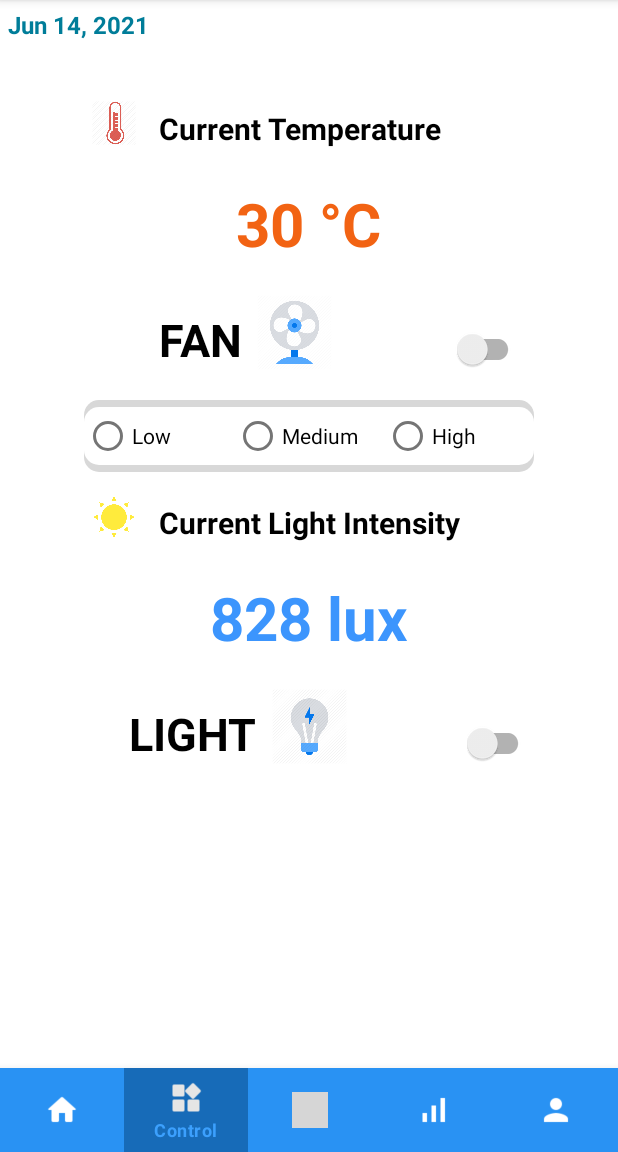
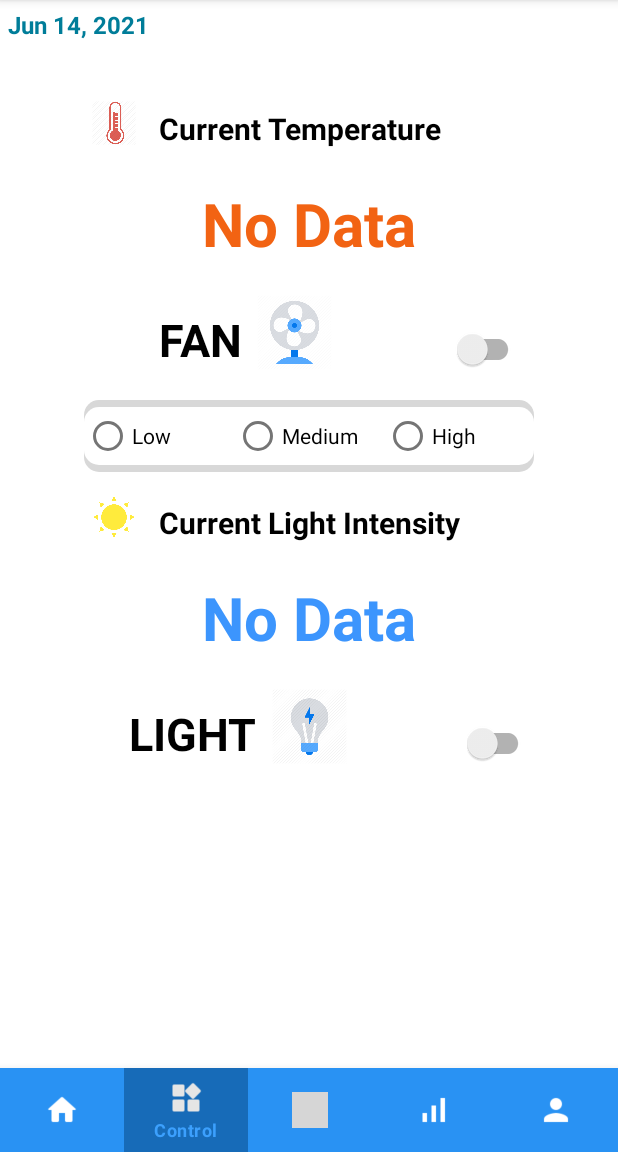
Before and after one commit to tdvinhthuy/SmartHome, an Android app: the screen it shows after launch once a user with an empty profile is signed in (MainActivity), item 2 of the bottom bar chosen, on a phone screen of 412 x 824 dp, the part 84-1236 px from its top. Run offline under Robolectric (Android 15) with nearby library versions, the phone set to English and light mode, and no system bars; our stand-ins replace Firebase (no records; nobody signed in at launch, a user with empty details on screens opened directly); libraries missing offline, so code that uses them is left out: org.eclipse.paho; 9 statements that could not run were skipped; grey boxes are pictures that could not be loaded.

Commit message:
Display data in control page, fix statistic page

```diff
--- a/app/src/main/java/com/example/smarthome/Fragment/ControlFragment.java
+++ b/app/src/main/java/com/example/smarthome/Fragment/ControlFragment.java
@@ -3,6 +3,7 @@ package com.example.smarthome.Fragment;
 import android.annotation.SuppressLint;
 import android.content.Context;
 import android.os.Bundle;
+import android.speech.tts.TextToSpeech;
 import android.util.Log;
 import android.widget.*;
 import androidx.annotation.NonNull;
@@ -37,6 +38,7 @@ public class ControlFragment extends Fragment /*implements AdapterView.OnItemSel
     private RoomListener roomListener;
     private CompoundButton.OnCheckedChangeListener lightListener;
     private CompoundButton.OnCheckedChangeListener fanListener;
+    private TextView tvTempVal, tvLightIntVal;
     private ArrayAdapter<String> adapter;
 //    public ControlFragment() {
 //        room = null;
@@ -44,6 +46,14 @@ public class ControlFragment extends Fragment /*implements AdapterView.OnItemSel
 //    public ControlFragment(Room room) {
 //        this.room = room;
 //    }
+
+
+    /* This is enum for LEVEL OF FAN */
+    int OFF_LV = 0;
+    int LOW_LV = 85;
+    int MEDIUM_LV = 170;
+    int HIGH_LV = 255;
+    /* This is enum for LEVEL OF FAN */
 
     @Override
     public void onCreate(@Nullable Bundle savedInstanceState) {
@@ -63,7 +73,7 @@ public class ControlFragment extends Fragment /*implements AdapterView.OnItemSel
                 }
                 if (isChecked) {
                     rbLow.setChecked(true);
-                    roomListener.onFanChange(1, false);
+                    roomListener.onFanChange(LOW_LV, false);
                 }
                 if (!isChecked) {
                     rgFan.clearCheck();
@@ -112,22 +122,27 @@ public class ControlFragment extends Fragment /*implements AdapterView.OnItemSel
         rbLow.setOnClickListener(new View.OnClickListener() {
             @Override
             public void onClick(View v) {
-                roomListener.onFanChange(85, false);
+                roomListener.onFanChange(LOW_LV, false);
             }
         });
         rbMedium.setOnClickListener(new View.OnClickListener() {
             @Override
             public void onClick(View v) {
-                roomListener.onFanChange(170, false);
+                roomListener.onFanChange(MEDIUM_LV, false);
             }
         });
         rbHigh.setOnClickListener(new View.OnClickListener() {
             @Override
             public void onClick(View v) {
-                roomListener.onFanChange(255, false);
+                roomListener.onFanChange(HIGH_LV, false);
             }
         });
 
+
+        // get text view of temperature value and light intensity value
+        tvTempVal = view.findViewById(R.id.tvTemperature);
+        tvLightIntVal = view.findViewById(R.id.tvLightIntVal);
+        loadData();
         return view;
     }
 
@@ -208,6 +223,37 @@ public class ControlFragment extends Fragment /*implements AdapterView.OnItemSel
         });
     }
 
+
+    private void loadData() {
+        // Light intensity
+        db.collection("light_records")
+                .orderBy("timestamp", Query.Direction.DESCENDING)
+                .addSnapshotListener(new EventListener<QuerySnapshot>() {
+                    @Override
+                    public void onEvent(@Nullable QuerySnapshot querySnapshot, @Nullable FirebaseFirestoreException error) {
+                        if (querySnapshot == null || querySnapshot.isEmpty()) {
+                            tvLightIntVal.setText("No Data");
+                            return;
+                        }
+                        DocumentSnapshot document = querySnapshot.getDocuments().get(0);
+                        tvLightIntVal.setText(String.format("%d lux", document.get("data")));
+                    }
+                });
+        // Temp humid
+        db.collection("temp_humid_records")
+                .orderBy("timestamp", Query.Direction.DESCENDING)
+                .addSnapshotListener(new EventListener<QuerySnapshot>() {
+                    @Override
+                    public void onEvent(@Nullable QuerySnapshot querySnapshot, @Nullable FirebaseFirestoreException error) {
+                        if (querySnapshot == null || querySnapshot.isEmpty()) {
+                            tvTempVal.setText("No Data");
+                            return;
+                        }
+                        DocumentSnapshot document = querySnapshot.getDocuments().get(0);
+                        tvTempVal.setText(String.format("%d ˚C", document.getString("temp_data")));
+                    }
+                });
+    }
     /*
     private void loadRoom() {
         db.collection("rooms").whereEqualTo("type", room.getStringType())
--- a/app/src/main/res/layout/fragment_control.xml
+++ b/app/src/main/res/layout/fragment_control.xml
@@ -59,7 +59,7 @@
                 <TextView
                     android:layout_width="wrap_content"
                     android:layout_height="wrap_content"
-                    android:text="30 °C"
+                    android:text=""
                     android:textColor="@color/temperature"
                     android:textStyle="bold"
                     android:textSize="40sp"
@@ -160,14 +160,14 @@
                 <TextView
                     android:layout_width="wrap_content"
                     android:layout_height="wrap_content"
-                    android:text="828 lux"
+                    android:text=""
                     android:textColor="@color/humidity"
                     android:textStyle="bold"
                     android:textSize="40sp"
                     android:layout_below="@id/imgWater"
                     android:layout_centerHorizontal="true"
                     android:layout_marginTop="20dp"
-                    android:id="@+id/tvHumidity"/>
+                    android:id="@+id/tvLightIntVal"/>
 
                 <TextView
                     android:layout_width="wrap_content"
@@ -176,7 +176,7 @@
                     android:text="LIGHT"
                     android:textSize="30sp"
                     android:textStyle="bold"
-                    android:layout_below="@id/tvHumidity"
+                    android:layout_below="@+id/tvLightIntVal"
                     android:layout_marginLeft="30dp"
                     android:layout_marginTop="30dp"
                     android:id="@+id/tvLight"
```
Also changed, not shown: app/src/main/java/com/example/smarthome/Fragment/StatisticsFragment.java (+24 -2 lines).
